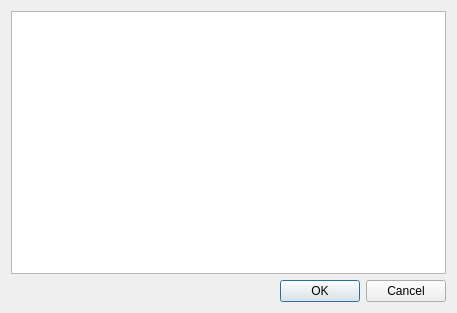
Old version of the form gradientchooser.ui in the repository QlowB/Almond.
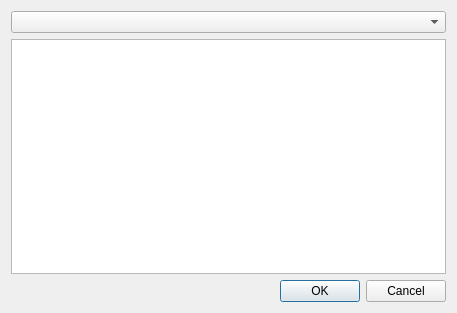
New version of the form.

Patch:
```diff
--- a/gradientchooser.ui
+++ b/gradientchooser.ui
@@ -14,6 +14,9 @@
    <string>Dialog</string>
   </property>
   <layout class="QVBoxLayout" name="verticalLayout_2">
+   <item>
+    <widget class="QComboBox" name="presets"/>
+   </item>
    <item>
     <widget class="QPlainTextEdit" name="plainTextEdit">
      <property name="font">
```
